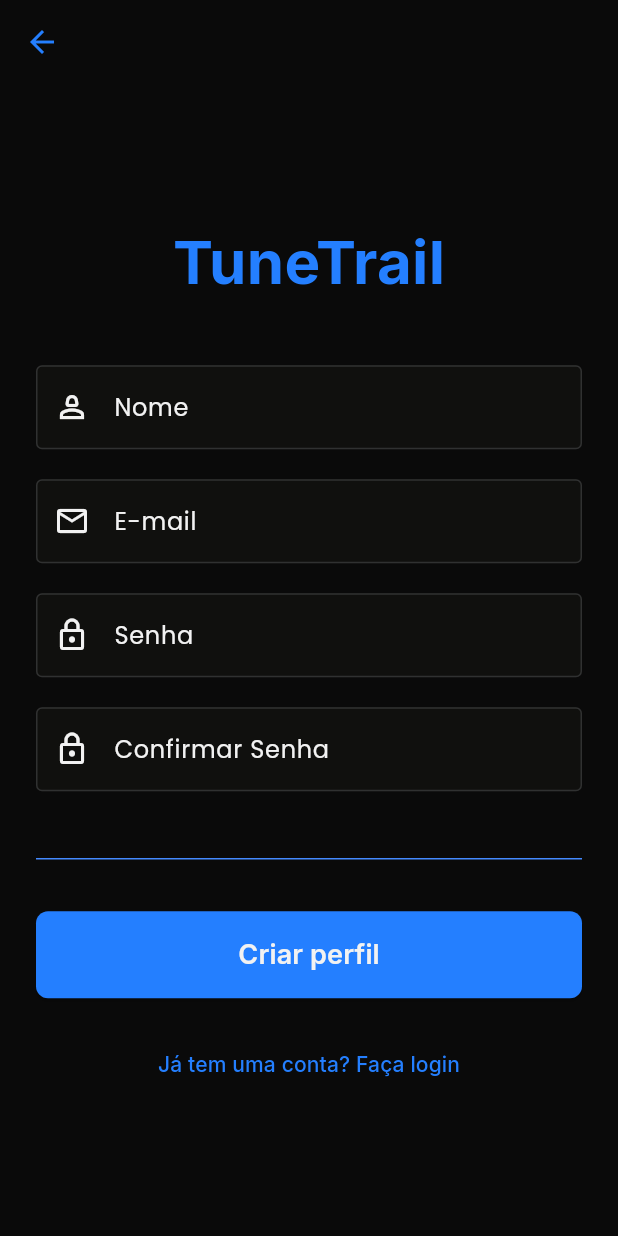
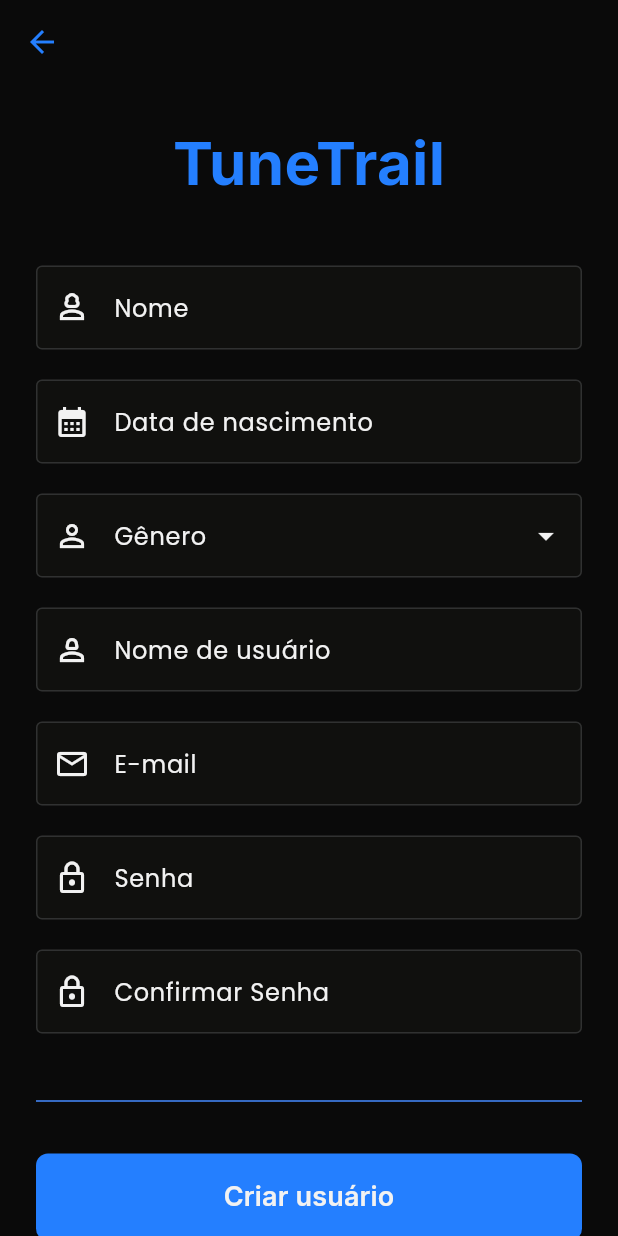
Before and after one commit to allanjfarias/dsi_tunetrail, a Flutter app: the screen it shows after launch, after a tap on "Cadastre-se", on a phone screen of 412 x 824 dp. Run offline on Flutter 3.47's test engine with Material 3 defaults, Android fonts, the phone set to English and light mode, and no system bars; our stand-ins replace google_fonts; accounts and stored records are empty.

Commit message:
Inclusão de novos campos no cadastro de usuário e implementação do DAO

```diff
--- a/lib/controller/validation_controller.dart
+++ b/lib/controller/validation_controller.dart
@@ -2,6 +2,63 @@ class ValidationController {
   static String? validateNome(String? value) {
     if (value == null || value.isEmpty) {
       return 'Por favor, insira seu nome.';
+    }
+    return null;
+  }
+
+  static String? validateDatanasc(String? value) {
+  if (value == null || value.isEmpty) {
+    return 'Por favor, insira sua data de nascimento.';
+  }
+
+  // 1. Verificar o formato da data (DD/MM/AAAA)
+  final RegExp dateRegex = RegExp(r'^\d{2}/\d{2}/\d{4}$');
+  if (!dateRegex.hasMatch(value)) {
+    return 'Formato de data inválido. Use DD/MM/AAAA.';
+  }
+
+  // 2. Verificar se a data é válida
+  try {
+    List<String> parts = value.split('/');
+    int day = int.parse(parts[0]);
+    int month = int.parse(parts[1]);
+    int year = int.parse(parts[2]);
+
+    DateTime dataNascimento = DateTime(year, month, day);
+
+    // Verificar se a data construída é igual à data original (para evitar datas inválidas)
+    if (dataNascimento.day != day || dataNascimento.month != month || dataNascimento.year != year) {
+      return 'Data inválida.';
+    }
+
+    // 3. Verificar se a data é no passado
+    if (dataNascimento.isAfter(DateTime.now())) {
+      return 'A data de nascimento deve ser no passado.';
+    }
+
+    // 4. Verificar idade mínima (exemplo: 13 anos)
+    DateTime dataMinima = DateTime.now().subtract(Duration(days: 13*365)); // Aproximadamente 13 anos
+    if (dataNascimento.isAfter(dataMinima)) {
+      return 'Você deve ter pelo menos 13 anos.';
+    }
+
+  } catch (e) {
+    return 'Data inválida.'; // Captura erros de parsing
+  }
+
+  return null; // Data válida
+}
+
+  static String? validateGenero(String? value) {
+    if (value == null || value.isEmpty) {
+      return 'Por favor, insira seu gênero.';
+    }
+    return null;
+  }
+
+  static String? validateUsername(String? value) {
+    if (value == null || value.isEmpty) {
+      return 'Por favor, insira seu nome de usuário.';
     }
     return null;
   }
--- /dev/null
+++ b/lib/dao/user_dao.dart
@@ -0,0 +1,26 @@
+import '../models/user.dart';
+
+class UserDao {
+    static final UserDao _instancia = UserDao._internal();
+
+    UserDao._internal();
+
+    factory UserDao() {
+      return _instancia;
+    }
+
+    final List<User> _usuarios = <User>[];
+
+    bool cadastrar(User novoUsuario) {
+      bool existe = _usuarios.any(
+        (User u) => u.email == novoUsuario.email || u.username == novoUsuario.username,
+      );
+
+      if (existe) return false;
+
+      _usuarios.add(novoUsuario);
+      return true;
+    }
+
+    List<User> get listar => List<User>.from(_usuarios);
+}
--- a/lib/models/user.dart
+++ b/lib/models/user.dart
@@ -1,18 +1,40 @@
+import 'package:intl/intl.dart';
+
 class User {
+  final String _nome;
+  final DateTime _dataNasc;
+  final String _genero;
   final String _email;
   final String _username;
   final String _senha;
 
-  User({required String email, required String username, required String senha})
-    : _email = email,
+  User({required String nome, required String dataNasc, required String genero,
+       required String email, required String username, required String senha})
+    : _nome = nome,
+      _dataNasc = DateFormat('dd/MM/yyyy').parse(dataNasc),
+      _genero = genero,
+      _email = email,
       _username = username,
       _senha = senha;
 
+  String get nome => _nome;
+  DateTime get dataNasc => _dataNasc;
+  int get idade => _calcularIdade(dataNasc);
+  String get genero => _genero;
   String get email => _email;
   String get username => _username;
-
 
   bool validarSenha(String tentativa) {
     return tentativa == _senha;
   }
+
+  // Função para calcular a idade
+  int _calcularIdade(DateTime dataNasc) {
+    DateTime hoje = DateTime.now();
+    int idade = hoje.year - dataNasc.year;
+    if (hoje.month < dataNasc.month || (hoje.month == dataNasc.month && hoje.day < dataNasc.day)) {
+      idade--;
+    }
+    return idade;
+  }
 }
--- a/lib/view/cadastro.dart
+++ b/lib/view/cadastro.dart
@@ -14,6 +14,9 @@ class CadastroScreen extends StatefulWidget {
 class _CadastroScreenState extends State<CadastroScreen> {
   final GlobalKey<FormState> _formKey = GlobalKey<FormState>();
   final TextEditingController _nomeController = TextEditingController();
+  final TextEditingController _dataNascController = TextEditingController();
+  final TextEditingController _generoController = TextEditingController();
+  final TextEditingController _usernameController = TextEditingController();
   final TextEditingController _emailController = TextEditingController();
   final TextEditingController _senhaController = TextEditingController();
   final TextEditingController _confirmarSenhaController = TextEditingController();
@@ -23,6 +26,9 @@ class _CadastroScreenState extends State<CadastroScreen> {
   @override
   void dispose() {
     _nomeController.dispose();
+    _dataNascController.dispose();
+    _generoController.dispose();
+    _usernameController.dispose();
     _emailController.dispose();
     _senhaController.dispose();
     _confirmarSenhaController.dispose();
@@ -36,8 +42,11 @@ class _CadastroScreenState extends State<CadastroScreen> {
       );
 
       bool sucesso = _authController.registrar(
+        _nomeController.text,
+        _dataNascController.text,
+        _generoController.text,
         _emailController.text,
-        _nomeController.text,
+        _usernameController.text,
         _senhaController.text,
       );
 
@@ -105,7 +114,18 @@ class _CadastroScreenState extends State<CadastroScreen> {
                   ),
                   const SizedBox(height: 40),
                   // Usa o ValidationController para validar o nome
-                  _buildTextFormField('Nome', Icons.person_2_outlined, controller: _nomeController, validator: ValidationController.validateNome),
+                  _buildTextFormField('Nome', Icons.person_3_outlined, controller: _nomeController, validator: ValidationController.validateNome),
+                  const SizedBox(height: 20),
+                  // Usa o ValidationController para validar a data de nascimento
+                  _buildTextFormField('Data de nascimento', Icons.calendar_month, controller: _dataNascController, keyboardType: TextInputType.datetime, validator: ValidationController.validateDatanasc),
+                  const SizedBox(height: 20),
+                  // Usa o ValidationController para validar o genero
+                  //_buildTextFormField('Genero', Icons.person_2_outlined, controller: _generoController, validator: ValidationController.validateGenero),
+                  //const SizedBox(height: 20),
+                  _buildDropdownFormField('Gênero', Icons.person_outline, <String>['Feminino', 'Masculino', 'Outro'], _generoController, ValidationController.validateGenero),
+                  const SizedBox(height: 20),
+                  // Usa o ValidationController para validar o nome de usuário
+                  _buildTextFormField('Nome de usuário', Icons.person_2_outlined, controller: _usernameController, validator: ValidationController.validateUsername),
                   const SizedBox(height: 20),
                   // Usa o ValidationController para validar o e-mail
                   _buildTextFormField('E-mail', Icons.email_outlined, controller: _emailController, keyboardType: TextInputType.emailAddress, validator: ValidationController.validateEmail),
@@ -130,7 +150,7 @@ class _CadastroScreenState extends State<CadastroScreen> {
                         )
                       ),
                       child: Text(
-                        'Criar perfil',
+                        'Criar usuário',
                         style: GoogleFonts.inter(
                           fontSize: 18,
                           fontWeight: FontWeight.w600,
@@ -192,4 +212,43 @@ class _CadastroScreenState extends State<CadastroScreen> {
       autovalidateMode: AutovalidateMode.onUserInteraction,
     );
   }
+
+  Widget _buildDropdownFormField(String label, IconData icon, List<String> items, TextEditingController controller, String? Function(String?)? validator) {
+    return DropdownButtonFormField<String>(
+      decoration: InputDecoration(
+        labelText: label,
+        labelStyle: const TextStyle(color: Color(0xffF2F2F2)),
+        prefixIcon: Icon(icon, color: Color(0xffF2F2F2)),
+        enabledBorder: const OutlineInputBorder(
+          borderSide: BorderSide(color: Color(0xff303131)),
+        ),
+        focusedBorder: const OutlineInputBorder(
+          borderSide: BorderSide(color: Colors.white, width: 2),
+        ),
+        errorBorder: const OutlineInputBorder(
+          borderSide: BorderSide(color: Colors.red, width: 1),
+        ),
+        focusedErrorBorder: const OutlineInputBorder(
+          borderSide: BorderSide(color: Colors.red, width: 2),
+        ),
+        filled: true,
+        fillColor: Color(0xff10100E),
+        contentPadding: const EdgeInsets.symmetric(vertical: 16, horizontal: 20),
+      ),
+      value: controller.text.isEmpty ? null : controller.text,
+      icon: const Icon(Icons.arrow_drop_down, color: Color(0xffF2F2F2)),
+      dropdownColor: Color(0xff10100E),
+      style: const TextStyle(color: Color(0xffF2F2F2)),
+      onChanged: (value) {
+        controller.text = value ?? '';
+      },
+      items: items.map<DropdownMenuItem<String>>((String value) {
+        return DropdownMenuItem<String>(
+          value: value,
+          child: Text(value, style: const TextStyle(color: Color(0xffF2F2F2))),
+        );
+      }).toList(),
+      validator: validator,
+    );
+  }
 }
--- a/pubspec.yaml
+++ b/pubspec.yaml
@@ -36,6 +36,7 @@ dependencies:
   # Use with the CupertinoIcons class for iOS style icons.
   cupertino_icons: ^1.0.8
   google_fonts: ^6.2.1
+  intl: ^0.20.2
 
 dev_dependencies:
   flutter_test:
```
Also changed, not shown: lib/controller/auth_controller.dart (+12 -14 lines), pubspec.lock.
